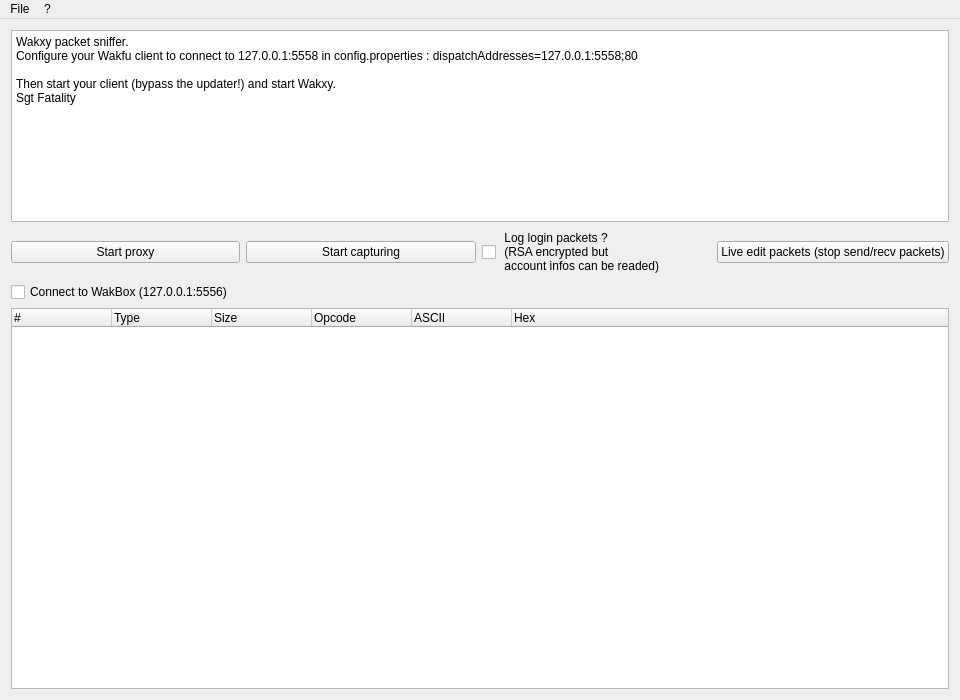
This is src/mainwindow.ui in WakBox/Wakxy as Qt 5 draws it before an edit. The edited form follows.
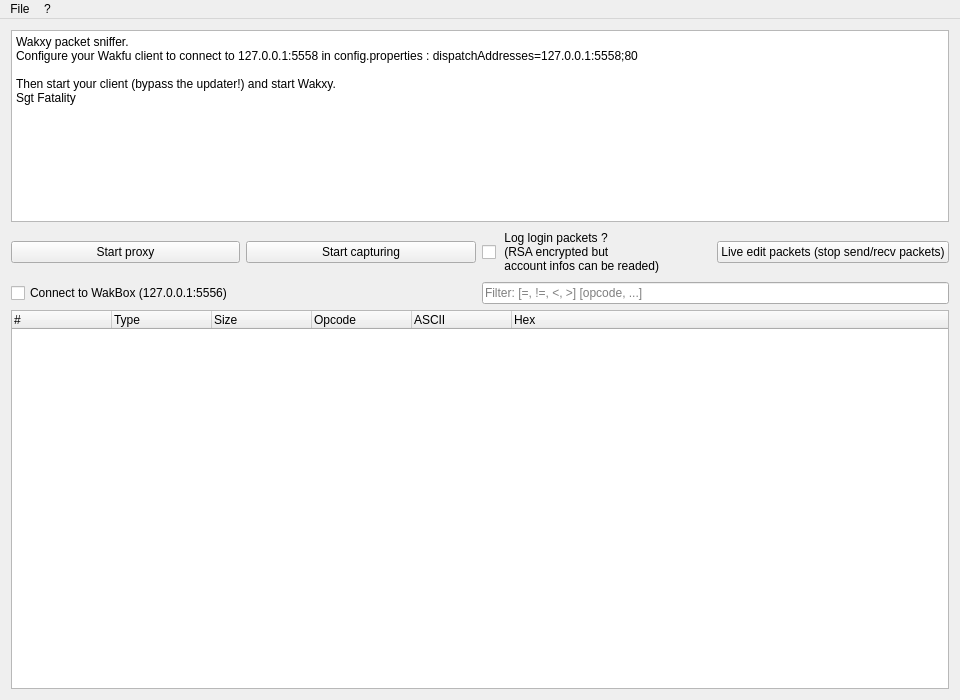
This is the edited form. Icons and pictures are not drawn.

Commit message: Add filter system.

Patch:
```diff
--- a/src/mainwindow.ui
+++ b/src/mainwindow.ui
@@ -175,6 +175,13 @@
         </property>
        </widget>
       </item>
+      <item row="2" column="2" colspan="2">
+       <widget class="QLineEdit" name="filter">
+        <property name="placeholderText">
+         <string>Filter: [=, !=, &lt;, &gt;] [opcode, ...]</string>
+        </property>
+       </widget>
+      </item>
      </layout>
     </item>
    </layout>
```
The commit also changes 2 other files.
